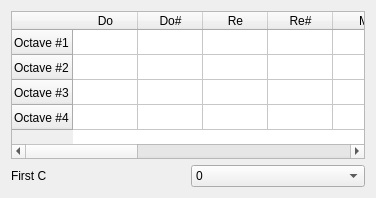
The window that sources/context/interface/configsectionkeyboard.ui (davy7125/polyphone) describes before a commit, drawn with Qt 5.
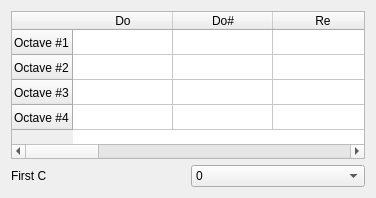
The same window after the commit.

```diff
--- a/sources/context/interface/configsectionkeyboard.ui
+++ b/sources/context/interface/configsectionkeyboard.ui
@@ -34,9 +34,6 @@
      <property name="horizontalScrollMode">
       <enum>QAbstractItemView::ScrollPerPixel</enum>
      </property>
-     <attribute name="horizontalHeaderDefaultSectionSize">
-      <number>65</number>
-     </attribute>
      <attribute name="verticalHeaderDefaultSectionSize">
       <number>25</number>
      </attribute>
```
